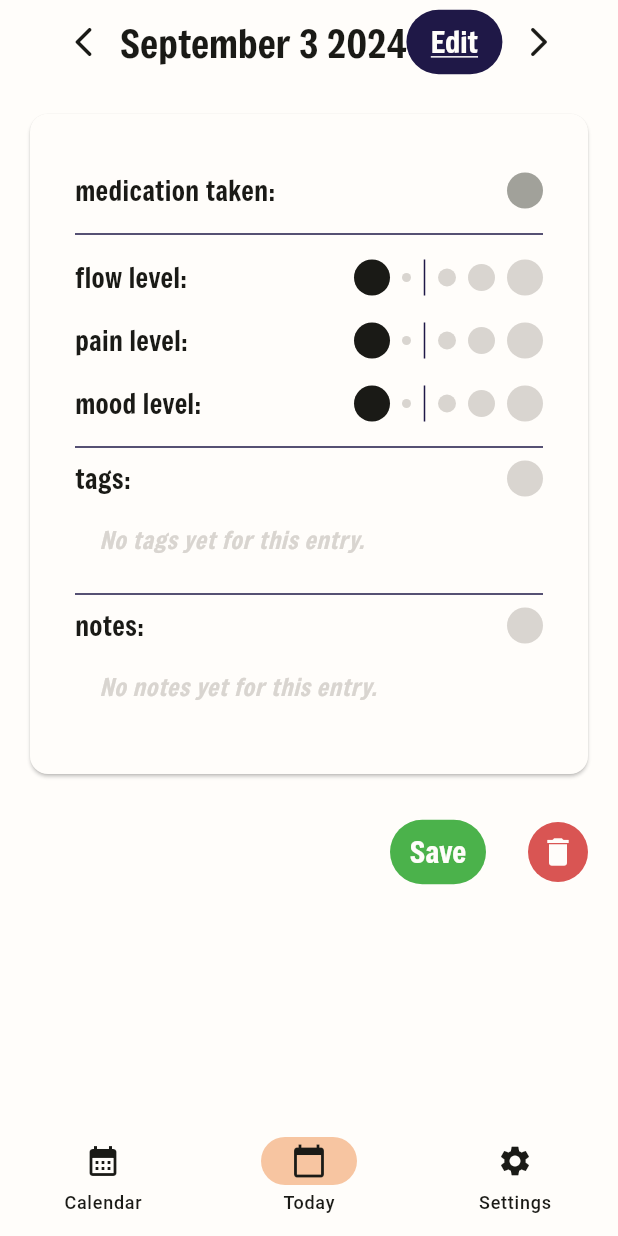
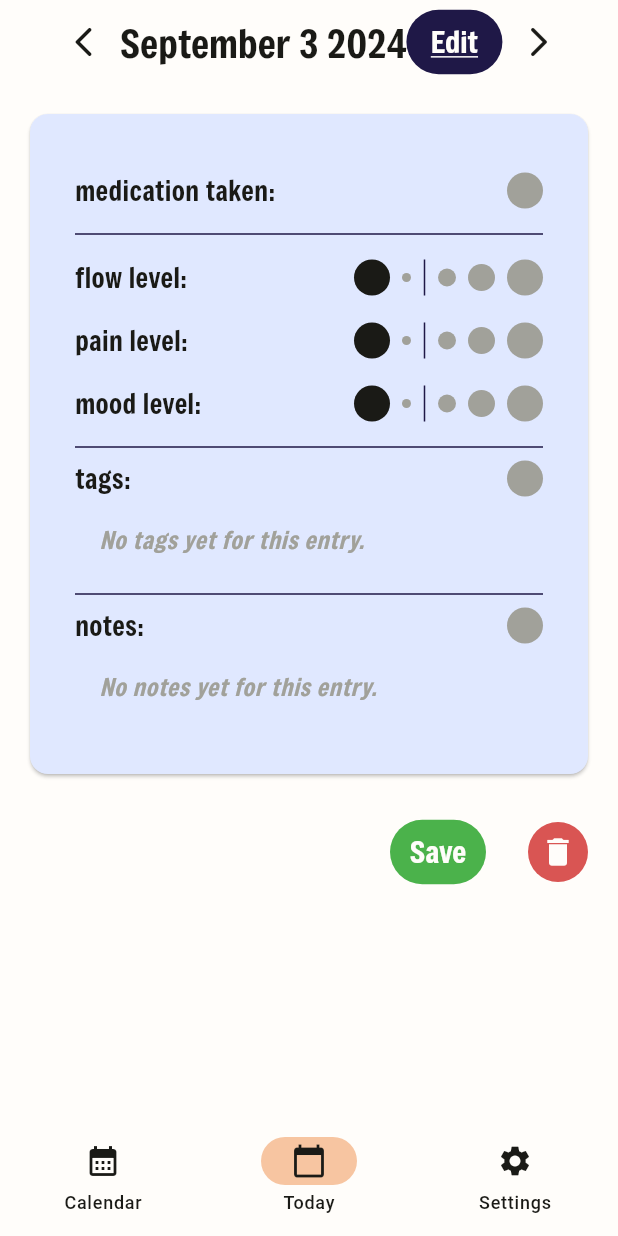
Before and after one commit to jpat64/tadpole, a Flutter app: the screen it shows after launch, item 2 of the bottom bar chosen, on a phone screen of 412 x 824 dp. Run offline on Flutter 3.47's test engine with Material 3 defaults, Android fonts, the phone set to English and light mode, and no system bars; our stand-ins replace flutter_typeahead, go_router, hive_flutter, shared_preferences; missing offline and left inert: flutter_email_sender; accounts and stored records are empty.

Commit message:
restyling entry card

```diff
--- a/lib/components/MoonbaseEntryCard.dart
+++ b/lib/components/MoonbaseEntryCard.dart
@@ -47,7 +47,7 @@ class MoonbaseEntryCard extends StatelessWidget {
   @override
   Widget build(BuildContext context) {
     return Card(
-        color: palette.background,
+        color: palette.secondary,
         child: Container(
           padding: const EdgeInsets.all(30),
           child: Column(
@@ -61,7 +61,7 @@ class MoonbaseEntryCard extends StatelessWidget {
                         style: TextStyle(fontSize: 18, color: palette.text)),
                     MoonbaseStatusButton(
                       activeColor: palette.accent,
-                      zeroColor: palette.off,
+                      zeroColor: palette.disabled,
                       currentLevel: initialSecured ? 4 : 0,
                       targetLevel: 4,
                       inactiveColor: palette.disabled,
@@ -89,7 +89,7 @@ class MoonbaseEntryCard extends StatelessWidget {
                       flex: 6,
                       child: MoonbaseStatusButtonBar(
                         activeColor: palette.splash,
-                        inactiveColor: palette.off,
+                        inactiveColor: palette.disabled,
                         dividerColor: palette.primary,
                         zeroColor: palette.text,
                         initialValue: initialCurrent,
@@ -112,7 +112,7 @@ class MoonbaseEntryCard extends StatelessWidget {
                     flex: 6,
                     child: MoonbaseStatusButtonBar(
                       activeColor: palette.splash,
-                      inactiveColor: palette.off,
+                      inactiveColor: palette.disabled,
                       dividerColor: palette.primary,
                       zeroColor: palette.text,
                       initialValue: initialPoints,
@@ -134,7 +134,7 @@ class MoonbaseEntryCard extends StatelessWidget {
                     flex: 6,
                     child: MoonbaseStatusButtonBar(
                       activeColor: palette.splash,
-                      inactiveColor: palette.off,
+                      inactiveColor: palette.disabled,
                       dividerColor: palette.primary,
                       zeroColor: palette.text,
                       initialValue: initialPallor,
@@ -152,7 +152,7 @@ class MoonbaseEntryCard extends StatelessWidget {
                   smallSize: 24,
                   backgroundColor: (editingMode && initialTags.isNotEmpty)
                       ? palette.accent
-                      : palette.off,
+                      : palette.disabled,
                 )
               ]),
               if (editingMode)
@@ -200,7 +200,8 @@ class MoonbaseEntryCard extends StatelessWidget {
                 ListTile(
                     title: Text("No tags yet for this entry.",
                         style: TextStyle(
-                            color: palette.off, fontStyle: FontStyle.italic))),
+                            color: palette.disabled,
+                            fontStyle: FontStyle.italic))),
               Divider(color: palette.primary),
               Row(mainAxisAlignment: MainAxisAlignment.spaceBetween, children: [
                 Text("notes:",
@@ -210,19 +211,18 @@ class MoonbaseEntryCard extends StatelessWidget {
                   backgroundColor:
                       editingMode || textEditingController.text.isNotEmpty
                           ? palette.primary
-                          : palette.off,
+                          : palette.disabled,
                 )
               ]),
               editingMode
                   ? TextField(
-                      decoration: const InputDecoration(
-                          helperText: "Enter any notes here."),
                       controller: textEditingController,
                       enabled: editingMode,
                       cursorErrorColor: palette.error,
                       onChanged: textInputOnChangedCallback,
                       maxLines: 10,
                       minLines: 6,
+                      style: TextStyle(color: palette.text),
                     )
                   : ListTile(
                       title: textEditingController.text.isNotEmpty
@@ -232,7 +232,7 @@ class MoonbaseEntryCard extends StatelessWidget {
                           : Text(
                               "No notes yet for this entry.",
                               style: TextStyle(
-                                  color: palette.off,
+                                  color: palette.disabled,
                                   fontStyle: FontStyle.italic),
                             ),
                     ),
```
